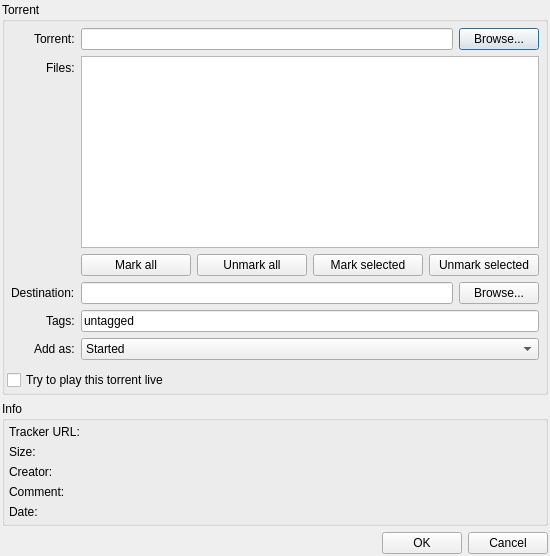
First picture: the form in src/plugins/bittorrent/addtorrent.ui, repository 0xd34df00d/leechcraft, before the edit.
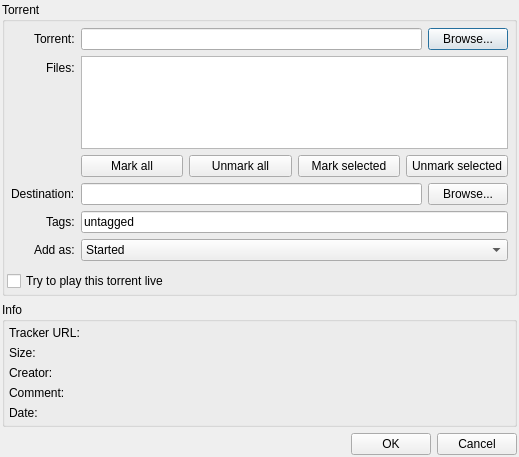
Second picture: the form after the edit. Icons and pictures are not drawn. Custom widgets are drawn as their Qt base class.

Commit message: BitTorrent: more netbook-friendly AddTorrentDialog.

```diff
--- a/src/plugins/bittorrent/addtorrent.ui
+++ b/src/plugins/bittorrent/addtorrent.ui
@@ -6,8 +6,8 @@
    <rect>
     <x>0</x>
     <y>0</y>
-    <width>550</width>
-    <height>535</height>
+    <width>519</width>
+    <height>457</height>
    </rect>
   </property>
   <property name="windowTitle">
@@ -77,12 +77,6 @@
          <layout class="QVBoxLayout" name="verticalLayout">
           <item>
            <widget class="QTreeView" name="FilesView_">
-            <property name="sizePolicy">
-             <sizepolicy hsizetype="MinimumExpanding" vsizetype="MinimumExpanding">
-              <horstretch>0</horstretch>
-              <verstretch>2</verstretch>
-             </sizepolicy>
-            </property>
             <property name="editTriggers">
              <set>QAbstractItemView::NoEditTriggers</set>
             </property>
```
